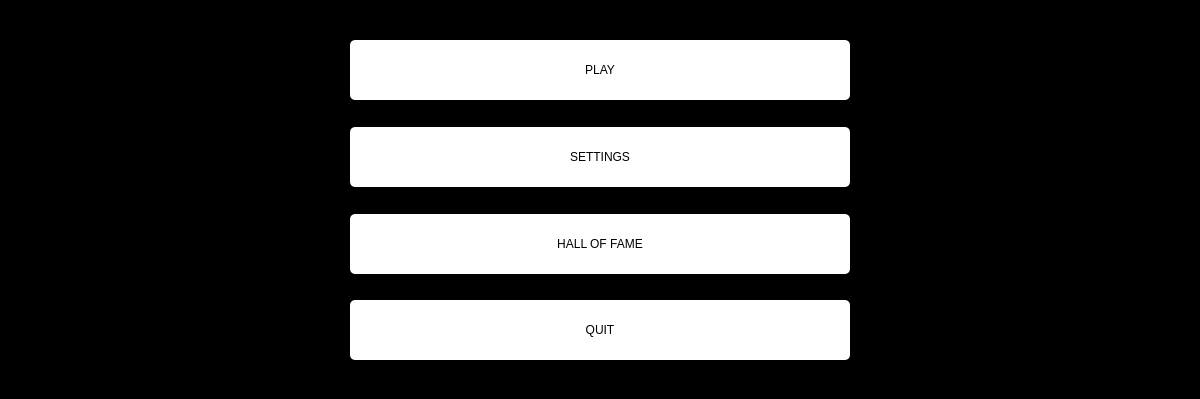
First picture: the form in mainwindow.ui, repository Redflyo/forcework_game, before the edit.
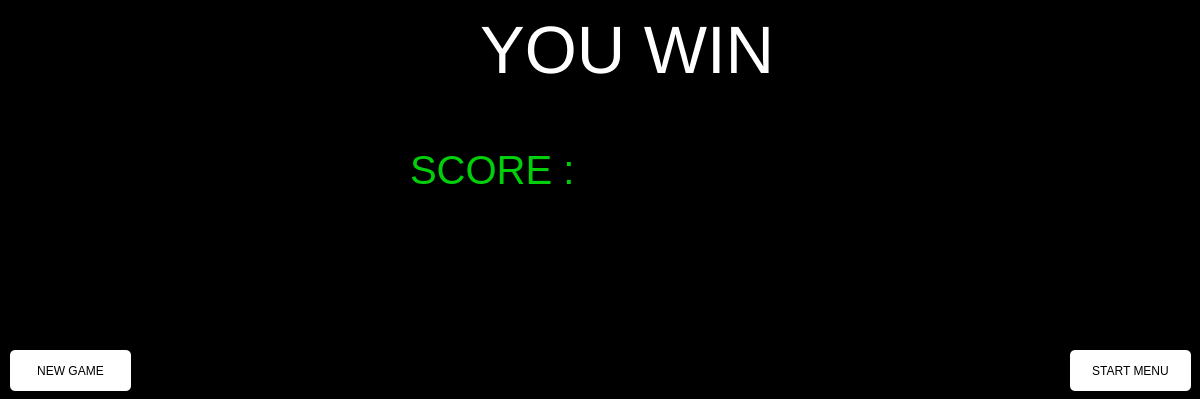
Second picture: the form after the edit. The open tabs and pages were chosen to show the change.

What changed in the file:
```diff
--- a/mainwindow.ui
+++ b/mainwindow.ui
@@ -872,6 +872,136 @@
       </widget>
      </widget>
     </widget>
+    <widget class="QWidget" name="MenuWin">
+     <widget class="QFrame" name="frame_menuwin">
+      <property name="geometry">
+       <rect>
+        <x>0</x>
+        <y>0</y>
+        <width>1200</width>
+        <height>399</height>
+       </rect>
+      </property>
+      <property name="styleSheet">
+       <string notr="true">background-color:rgb(0,0,0);</string>
+      </property>
+      <property name="frameShape">
+       <enum>QFrame::StyledPanel</enum>
+      </property>
+      <property name="frameShadow">
+       <enum>QFrame::Raised</enum>
+      </property>
+      <widget class="QPushButton" name="PB_startmenu_fromMenuWin">
+       <property name="geometry">
+        <rect>
+         <x>1070</x>
+         <y>350</y>
+         <width>121</width>
+         <height>41</height>
+        </rect>
+       </property>
+       <property name="styleSheet">
+        <string notr="true">QPushButton {
+	background-color:rgb(255, 255, 255);
+	border:none;
+	color:rgb(0, 0, 0);
+	border-radius: 5px;
+}
+QPushButton:hover {
+	background-color:rgb(196, 196, 196);
+}
+QPushButton:pressed {
+	background-color:rgb(117, 117, 117);
+}
+</string>
+       </property>
+       <property name="text">
+        <string>START MENU</string>
+       </property>
+      </widget>
+      <widget class="QPushButton" name="PB_startNewGame_fromMenuWin">
+       <property name="geometry">
+        <rect>
+         <x>10</x>
+         <y>350</y>
+         <width>121</width>
+         <height>41</height>
+        </rect>
+       </property>
+       <property name="styleSheet">
+        <string notr="true">QPushButton {
+	background-color:rgb(255, 255, 255);
+	border:none;
+	color:rgb(0, 0, 0);
+	border-radius: 5px;
+}
+QPushButton:hover {
+	background-color:rgb(196, 196, 196);
+}
+QPushButton:pressed {
+	background-color:rgb(117, 117, 117);
+}
+</string>
+       </property>
+       <property name="text">
+        <string>NEW GAME</string>
+       </property>
+      </widget>
+      <widget class="QLabel" name="label_11">
+       <property name="geometry">
+        <rect>
+         <x>480</x>
+         <y>20</y>
+         <width>291</width>
+         <height>60</height>
+        </rect>
+       </property>
+       <property name="styleSheet">
+        <string notr="true">color: rgb(255, 255, 255);
+font-size: 50px;
+font: 50pt;</string>
+       </property>
+       <property name="text">
+        <string>YOU WIN</string>
+       </property>
+      </widget>
+      <widget class="QLabel" name="label_12">
+       <property name="geometry">
+        <rect>
+         <x>410</x>
+         <y>140</y>
+         <width>161</width>
+         <height>60</height>
+        </rect>
+       </property>
+       <property name="styleSheet">
+        <string notr="true">color: rgb(0, 207, 9);
+font-size: 40px;</string>
+       </property>
+       <property name="text">
+        <string>SCORE : </string>
+       </property>
+      </widget>
+      <widget class="QLabel" name="label_winscore">
+       <property name="geometry">
+        <rect>
+         <x>640</x>
+         <y>140</y>
+         <width>491</width>
+         <height>60</height>
+        </rect>
+       </property>
+       <property name="styleSheet">
+        <string notr="true">color: rgb(0, 207, 9);
+font-size: 40px;
+</string>
+       </property>
+       <property name="text">
+        <string/>
+       </property>
+      </widget>
+     </widget>
+    </widget>
    </widget>
   </widget>
  </widget>
```
Left out of the diff: 36 changed lines with no effect on the pictures.
